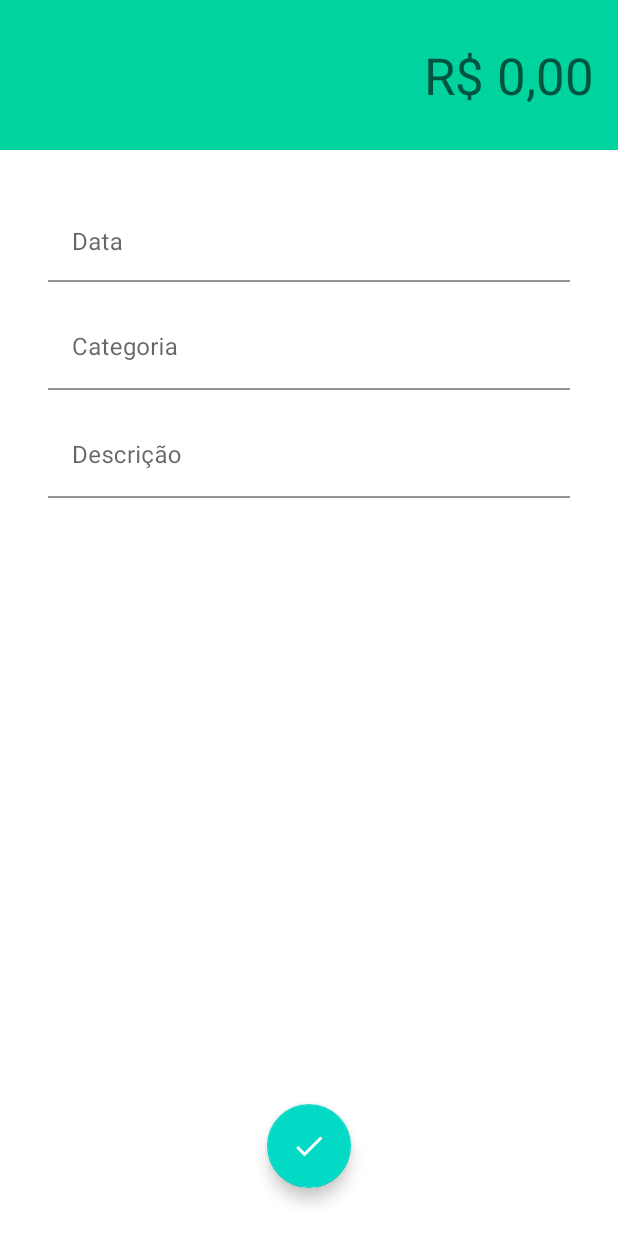
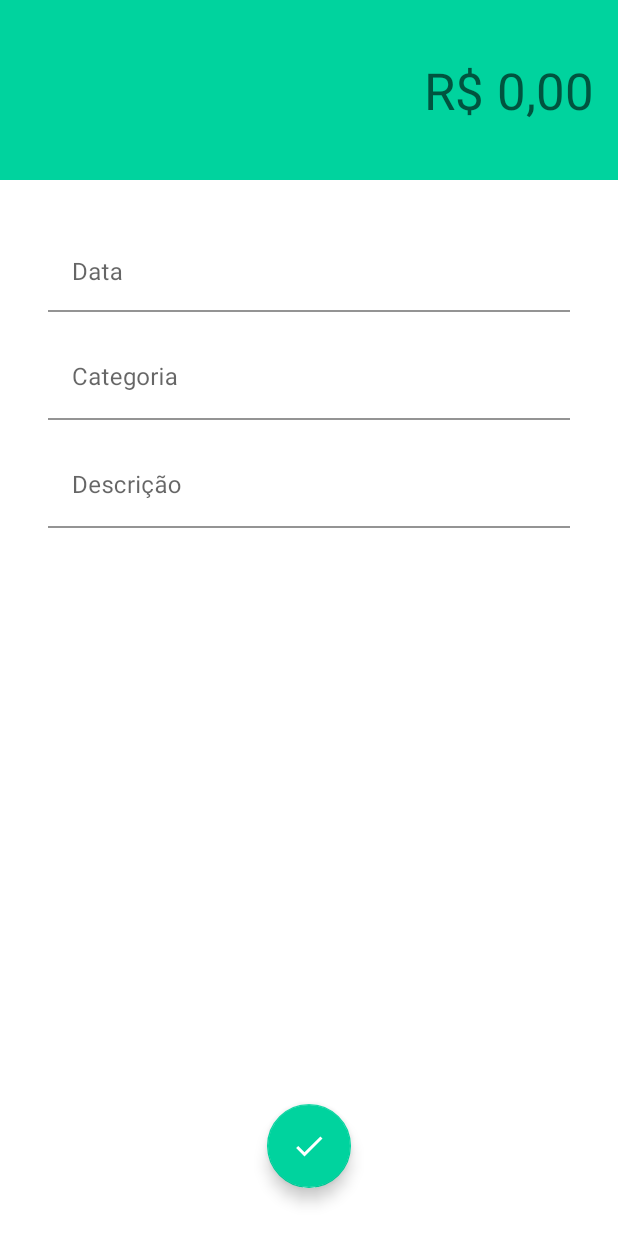
Before and after one commit to AlexandreGLopes/Organizze, an Android app: the ReceitasActivity screen opened directly, with no data from a screen before it, on a phone screen of 412 x 824 dp. Run offline under Robolectric (Android 15) with nearby library versions, the phone set to English and light mode, and no system bars.

Commit message:
Arrumando xml de activies despesa e receita

```diff
--- a/app/build.gradle
+++ b/app/build.gradle
@@ -11,7 +11,7 @@ android {
         targetSdkVersion 30
         versionCode 1
         versionName "1.0"
-
+        android.defaultConfig.vectorDrawables.useSupportLibrary = true
         testInstrumentationRunner "androidx.test.runner.AndroidJUnitRunner"
     }
 
--- a/app/src/main/res/layout/activity_principal.xml
+++ b/app/src/main/res/layout/activity_principal.xml
@@ -42,7 +42,8 @@
             android:src="@drawable/ic_adicionar_branco_24"
             fab:fab_colorNormal="@color/colorPrimaryDespesa"
             fab:fab_size="mini"
-            fab:fab_label="Despesa" />
+            fab:fab_label="Despesa"
+            tools:ignore="VectorDrawableCompat" />
 
         <com.github.clans.fab.FloatingActionButton
             android:id="@+id/menu_receita"
@@ -52,7 +53,8 @@
             android:src="@drawable/ic_adicionar_branco_24"
             fab:fab_colorNormal="@color/colorPrimaryReceita"
             fab:fab_size="mini"
-            fab:fab_label="Receita" />
+            fab:fab_label="Receita"
+            tools:ignore="VectorDrawableCompat" />
 
     </com.github.clans.fab.FloatingActionMenu>
 
--- a/app/src/main/res/layout/activity_receitas.xml
+++ b/app/src/main/res/layout/activity_receitas.xml
@@ -9,7 +9,7 @@
     <EditText
         android:id="@+id/editTextNumberDecimal"
         android:layout_width="0dp"
-        android:layout_height="100dp"
+        android:layout_height="120dp"
         android:background="@color/colorPrimaryReceita"
         android:backgroundTint="@color/colorPrimaryReceita"
         android:ems="10"
@@ -17,6 +17,7 @@
         android:hint="R$ 0,00"
         android:inputType="numberDecimal"
         android:paddingRight="16dp"
+        android:textColor="@color/white"
         android:textSize="34sp"
         app:layout_constraintEnd_toEndOf="parent"
         app:layout_constraintStart_toStartOf="parent"
@@ -31,7 +32,6 @@
         android:layout_marginTop="32dp"
         android:layout_marginEnd="32dp"
         android:layout_marginRight="32dp"
-        android:hint="Data"
         app:boxBackgroundColor="@android:color/transparent"
         app:layout_constraintEnd_toEndOf="parent"
         app:layout_constraintStart_toStartOf="parent"
@@ -41,6 +41,7 @@
             android:layout_width="match_parent"
             android:layout_height="wrap_content"
             android:gravity="bottom|left"
+            android:hint="Data"
             android:inputType="date" />
     </com.google.android.material.textfield.TextInputLayout>
 
@@ -89,11 +90,12 @@
         android:layout_height="wrap_content"
         android:layout_marginBottom="32dp"
         android:clickable="true"
-        app:tint="@null"
-        android:src="@drawable/ic_baseline_check_24"
+        app:backgroundTint="@color/colorPrimaryReceita"
         app:backgroundTintMode="src_in"
         app:layout_constraintBottom_toBottomOf="parent"
         app:layout_constraintEnd_toEndOf="parent"
-        app:layout_constraintStart_toStartOf="parent" />
+        app:layout_constraintStart_toStartOf="parent"
+        app:srcCompat="@drawable/ic_baseline_check_24"
+        app:tint="@null" />
 
 </androidx.constraintlayout.widget.ConstraintLayout>
```
Also changed, not shown: app/src/main/res/layout/activity_despesas.xml (+4 -3 lines).
